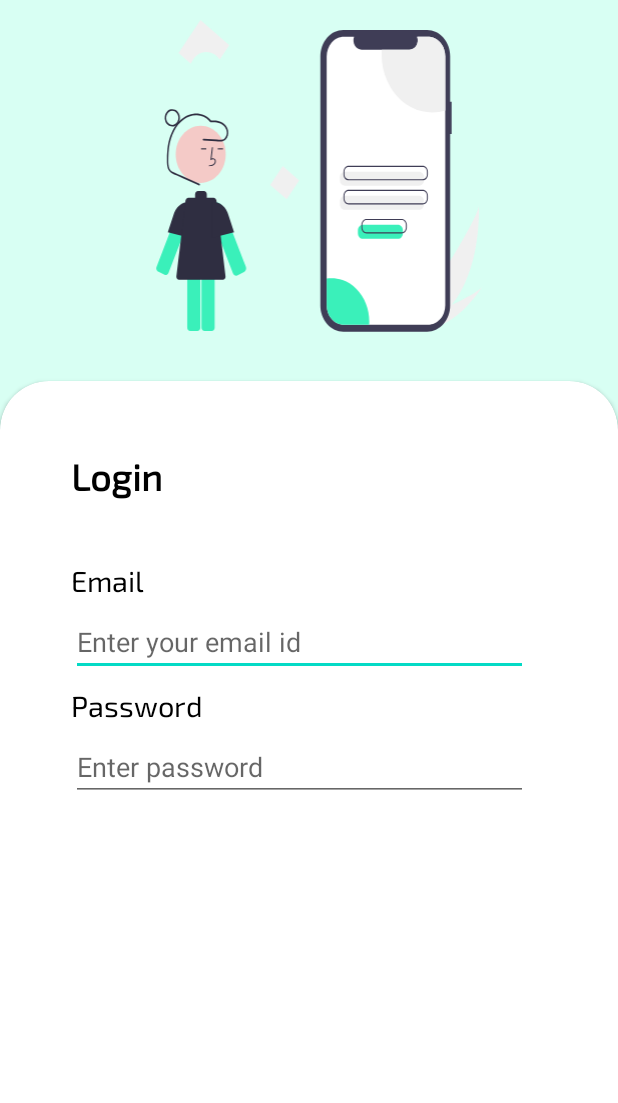
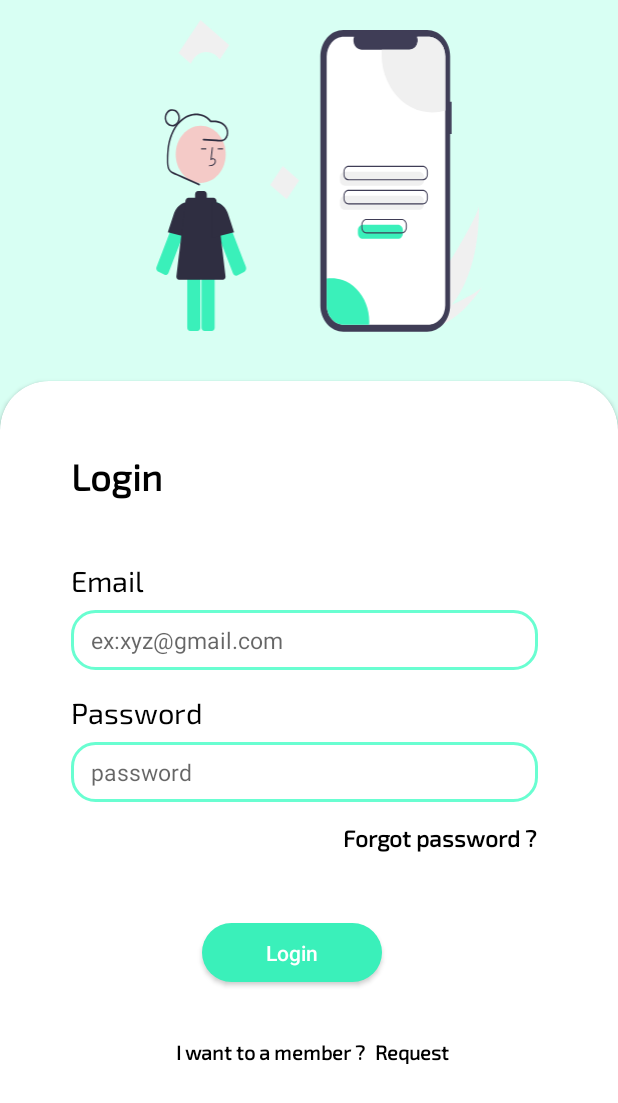
Before and after one commit to vagabon-09/E-club, an Android app: the screen it shows after launch (LoginActivity), on a phone screen of 412 x 824 dp. Shown: the top 1103 px of the screen. Run offline under Robolectric (Android 15) with nearby library versions, the light colour scheme and no system bars; our stand-ins replace sdp/ssp sizes.

Commit message:
login screen is done

```diff
--- a/app/build.gradle
+++ b/app/build.gradle
@@ -14,6 +14,9 @@ android {
 
 
         testInstrumentationRunner "androidx.test.runner.AndroidJUnitRunner"
+    }
+    buildFeatures{
+        viewBinding true
     }
 
     buildTypes {
@@ -33,6 +36,7 @@ dependencies {
     implementation 'androidx.appcompat:appcompat-resources:1.6.0'
     implementation 'com.google.android.material:material:1.8.0'
     implementation 'androidx.constraintlayout:constraintlayout:2.1.4'
+    implementation 'androidx.appcompat:appcompat:1.6.0'
     testImplementation 'junit:junit:4.13.2'
     androidTestImplementation 'androidx.test.ext:junit:1.1.5'
     androidTestImplementation 'androidx.test.espresso:espresso-core:3.5.1'
--- a/app/src/main/AndroidManifest.xml
+++ b/app/src/main/AndroidManifest.xml
@@ -14,6 +14,9 @@
         android:theme="@style/Theme.ChampionClubBalirmath"
         tools:targetApi="31">
         <activity
+            android:name=".HomeActivity"
+            android:exported="false" />
+        <activity
             android:name=".LoginActivity"
             android:exported="false" />
         <activity
--- /dev/null
+++ b/app/src/main/java/com/championclub_balirmath/com/HomeActivity.java
@@ -0,0 +1,14 @@
+package com.championclub_balirmath.com;
+
+import androidx.appcompat.app.AppCompatActivity;
+
+import android.os.Bundle;
+
+public class HomeActivity extends AppCompatActivity {
+
+    @Override
+    protected void onCreate(Bundle savedInstanceState) {
+        super.onCreate(savedInstanceState);
+        setContentView(R.layout.activity_home);
+    }
+}
--- a/app/src/main/java/com/championclub_balirmath/com/LoginActivity.java
+++ b/app/src/main/java/com/championclub_balirmath/com/LoginActivity.java
@@ -3,20 +3,38 @@ package com.championclub_balirmath.com;
 import androidx.appcompat.app.AppCompatActivity;
 import androidx.cardview.widget.CardView;
 
+import android.content.Intent;
 import android.os.Bundle;
+import android.view.View;
 import android.view.WindowManager;
+import android.widget.TextView;
+import android.widget.Toast;
+
+import com.championclub_balirmath.com.databinding.ActivityLoginBinding;
+
+import java.util.zip.Inflater;
 
 public class LoginActivity extends AppCompatActivity {
-    CardView cardView;
+
+    ActivityLoginBinding binding;
 
     @Override
     protected void onCreate(Bundle savedInstanceState) {
         super.onCreate(savedInstanceState);
-        setContentView(R.layout.activity_login);
+        binding = ActivityLoginBinding.inflate(getLayoutInflater());
+        setContentView(binding.getRoot());
+
         //Removing top bar
         getWindow().setFlags(WindowManager.LayoutParams.FLAG_FULLSCREEN, WindowManager.LayoutParams.FLAG_FULLSCREEN);
         // Adding custom card background in card view
-        cardView = findViewById(R.id.cardBackgroundId);
-        cardView.setBackgroundResource(R.drawable.login_card_background_shape);
+        binding.cardBackgroundId.setBackgroundResource(R.drawable.login_card_background_shape);
+        // Redirect to home page
+        binding.joinRequest.setOnClickListener(new View.OnClickListener() {
+            @Override
+            public void onClick(View v) {
+                Intent intent = new Intent(LoginActivity.this, HomeActivity.class);
+                startActivity(intent);
+            }
+        });
     }
 }
--- /dev/null
+++ b/app/src/main/res/drawable/input_field_background.xml
@@ -0,0 +1,20 @@
+<?xml version="1.0" encoding="utf-8"?>
+<selector xmlns:android="http://schemas.android.com/apk/res/android">
+
+    <item android:state_enabled="true" android:state_focused="true">
+        <shape android:shape="rectangle">
+            <stroke android:width="2dp" android:color="@color/input_stoke" />
+            <solid android:color="@color/white" />
+            <corners android:radius="15dp" />
+        </shape>
+    </item>
+
+    <item android:state_focused="false">
+        <shape android:shape="rectangle">
+            <stroke android:width="2dp" android:color="@color/input_stoke" />
+            <solid android:color="@color/white" />
+            <corners android:radius="15dp" />
+        </shape>
+    </item>
+
+</selector>
--- /dev/null
+++ b/app/src/main/res/drawable/login_btn_background.xml
@@ -0,0 +1,6 @@
+<?xml version="1.0" encoding="utf-8"?>
+<shape android:shape="rectangle" xmlns:android="http://schemas.android.com/apk/res/android">
+    <solid android:color="@color/login_btn_color"/>
+    <corners android:radius="30dp"/>
+
+</shape>
--- /dev/null
+++ b/app/src/main/res/layout/activity_home.xml
@@ -0,0 +1,9 @@
+<?xml version="1.0" encoding="utf-8"?>
+<androidx.constraintlayout.widget.ConstraintLayout xmlns:android="http://schemas.android.com/apk/res/android"
+    xmlns:app="http://schemas.android.com/apk/res-auto"
+    xmlns:tools="http://schemas.android.com/tools"
+    android:layout_width="match_parent"
+    android:layout_height="match_parent"
+    tools:context=".HomeActivity">
+
+</androidx.constraintlayout.widget.ConstraintLayout>
--- a/app/src/main/res/layout/activity_login.xml
+++ b/app/src/main/res/layout/activity_login.xml
@@ -62,48 +62,115 @@
                 app:layout_constraintTop_toBottomOf="@+id/textView4" />
 
             <EditText
-                android:id="@+id/login_email_id"
+                android:id="@+id/editText"
                 android:layout_width="0dp"
+                android:layout_height="40dp"
+                android:layout_marginTop="@dimen/_5sdp"
+                android:layout_marginEnd="@dimen/_35sdp"
+                android:autofillHints="emailAddress"
+                android:background="@drawable/input_field_background"
+                android:hint="@string/placeholder"
+                android:inputType="textEmailAddress"
+                android:paddingStart="@dimen/_10sdp"
+                android:textSize="@dimen/_12sdp"
+                app:layout_constraintEnd_toEndOf="parent"
+                app:layout_constraintHorizontal_bias="0.0"
+                app:layout_constraintStart_toStartOf="@+id/textView5"
+                app:layout_constraintTop_toBottomOf="@+id/textView5"
+                tools:ignore="RtlSymmetry" />
+
+
+            <TextView
+                android:id="@+id/password_textView"
+                android:layout_width="wrap_content"
                 android:layout_height="wrap_content"
-                android:layout_marginTop="@dimen/_4sdp"
-                android:layout_marginEnd="@dimen/_40sdp"
-                android:autofillHints="emailAddress"
-                android:hint="@string/email_hint"
-                android:inputType="textEmailAddress"
+                android:layout_marginTop="15sp"
+                android:fontFamily="@font/exo2"
+                android:text="@string/password"
+                android:textColor="@color/black"
+                android:textSize="@dimen/_15sdp"
+                app:layout_constraintStart_toStartOf="@+id/editText"
+                app:layout_constraintTop_toBottomOf="@+id/editText" />
+
+            <EditText
+                android:id="@+id/login_passwordId"
+                android:layout_width="0dp"
+                android:layout_height="40dp"
+                android:layout_marginTop="@dimen/_5sdp"
+                android:layout_marginEnd="@dimen/_35sdp"
+                android:autofillHints="password"
+                android:background="@drawable/input_field_background"
+                android:hint="@string/placeholder_password"
+                android:inputType="textPassword"
+                android:paddingStart="@dimen/_10sdp"
+                android:textSize="@dimen/_12sdp"
                 app:layout_constraintEnd_toEndOf="parent"
-                app:layout_constraintStart_toStartOf="@+id/textView5"
-                app:layout_constraintTop_toBottomOf="@+id/textView5" />
+                app:layout_constraintStart_toStartOf="@+id/password_textView"
+                app:layout_constraintTop_toBottomOf="@+id/password_textView"
+                tools:ignore="RtlSymmetry" />
 
+            <TextView
+                android:id="@+id/forgotPasswordId"
+                android:layout_width="wrap_content"
+                android:layout_height="wrap_content"
+                android:layout_marginTop="@dimen/_10sdp"
+                android:fontFamily="@font/exo2"
+                android:text="@string/forgot_password"
+                android:textColor="@color/black"
+                android:textSize="@dimen/_12sdp"
+                android:textStyle="bold"
+                app:layout_constraintEnd_toEndOf="@+id/login_passwordId"
+                app:layout_constraintTop_toBottomOf="@+id/login_passwordId" />
+
+
+            <androidx.appcompat.widget.AppCompatButton
+                android:id="@+id/loginBtnId"
+                android:layout_width="120sp"
+                android:layout_height="@dimen/_30sdp"
+                android:background="@drawable/login_btn_background"
+                android:text="@string/login_btn"
+                android:textAllCaps="false"
+                android:textColor="@color/white"
+                app:layout_constraintBottom_toBottomOf="parent"
+                app:layout_constraintEnd_toEndOf="@+id/login_passwordId"
+                app:layout_constraintHorizontal_bias="0.458"
+                app:layout_constraintStart_toStartOf="@+id/login_passwordId"
+                app:layout_constraintTop_toBottomOf="@+id/login_passwordId"
+                app:layout_constraintVertical_bias="0.333" />
 
             <TextView
                 android:id="@+id/textView6"
                 android:layout_width="wrap_content"
                 android:layout_height="wrap_content"
-                android:layout_marginTop="@dimen/_5sdp"
+                android:layout_marginStart="4dp"
                 android:fontFamily="@font/exo2"
-                android:text="@string/password"
+                android:text="@string/member"
                 android:textColor="@color/black"
-                android:textSize="@dimen/_15sdp"
-                app:layout_constraintEnd_toEndOf="@+id/login_email_id"
-                app:layout_constraintHorizontal_bias="0.0"
-                app:layout_constraintStart_toStartOf="@+id/login_email_id"
-                app:layout_constraintTop_toBottomOf="@+id/login_email_id" />
+                android:textSize="@dimen/_10sdp"
+                android:textStyle="bold"
+                app:layout_constraintBottom_toBottomOf="parent"
+                app:layout_constraintEnd_toStartOf="@+id/joinRequest"
+                app:layout_constraintHorizontal_bias="0.5"
+                app:layout_constraintHorizontal_chainStyle="packed"
+                app:layout_constraintStart_toStartOf="parent"
+                app:layout_constraintTop_toBottomOf="@+id/loginBtnId"
+                app:layout_constraintVertical_bias="0.264" />
 
-            <EditText
-                android:id="@+id/login_password_id"
-                android:layout_width="0dp"
+            <TextView
+                android:id="@+id/joinRequest"
+                android:layout_width="wrap_content"
                 android:layout_height="wrap_content"
-                android:layout_marginTop="@dimen/_4sdp"
-                android:layout_marginEnd="@dimen/_40sdp"
-                android:autofillHints="password"
-                android:hint="@string/enter_password"
-                android:inputType="textPassword"
-
+                android:layout_marginStart="@dimen/_5sdp"
+                android:fontFamily="@font/exo2"
+                android:text="@string/join_request"
+                android:textColor="@color/black"
+                android:textSize="@dimen/_10sdp"
+                android:textStyle="bold"
+                app:layout_constraintBottom_toBottomOf="@+id/textView6"
                 app:layout_constraintEnd_toEndOf="parent"
-                app:layout_constraintStart_toStartOf="@+id/textView6"
-                app:layout_constraintTop_toBottomOf="@+id/textView6" />
-
-
+                app:layout_constraintHorizontal_bias="0.5"
+                app:layout_constraintStart_toEndOf="@+id/textView6"
+                app:layout_constraintTop_toTopOf="@+id/textView6" />
         </androidx.constraintlayout.widget.ConstraintLayout>
 
     </androidx.cardview.widget.CardView>
--- a/app/src/main/res/values/colors.xml
+++ b/app/src/main/res/values/colors.xml
@@ -2,10 +2,12 @@
 <resources>
     <color name="purple_200">#FFBB86FC</color>
     <color name="purple_500">#FF6200EE</color>
-    <color name="purple_700">#FF3700B3</color>
+    <color name="purple_700">#07A978</color>
     <color name="teal_200">#FF03DAC5</color>
     <color name="teal_700">#FF018786</color>
     <color name="black">#FF000000</color>
     <color name="white">#FFFFFFFF</color>
     <color name="background">#D8FFF3</color>
+    <color name="input_stoke">#69FED1</color>
+    <color name="login_btn_color">#3AF0BA</color>
 </resources>
--- a/app/src/main/res/values/strings.xml
+++ b/app/src/main/res/values/strings.xml
@@ -6,7 +6,13 @@
     <string name="app_motive">Manage your club with us</string>
     <string name="login">Login</string>
     <string name="email">Email</string>
-    <string name="email_hint">Enter your email id</string>
+    <string name="email_hint">E-mail</string>
+    <string name="placeholder">ex:xyz@gmail.com</string>
     <string name="password">Password</string>
     <string name="enter_password">Enter password</string>
+    <string name="forgot_password">Forgot password ?</string>
+    <string name="login_btn">Login</string>
+    <string name="member">I want to a member ?</string>
+    <string name="join_request">Request</string>
+    <string name="placeholder_password">password</string>
 </resources>
```
